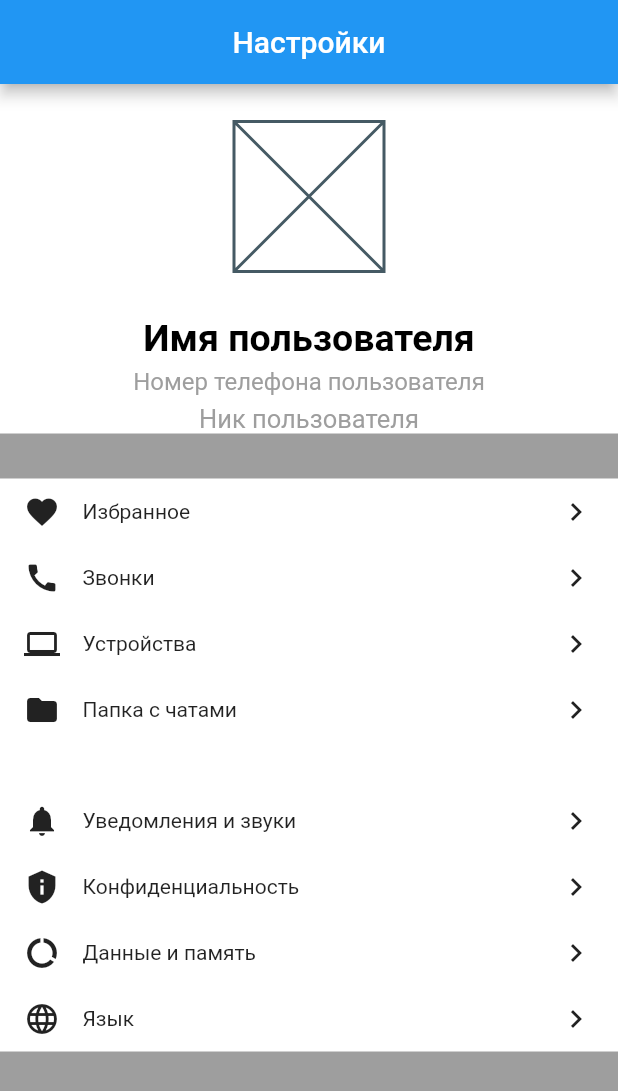
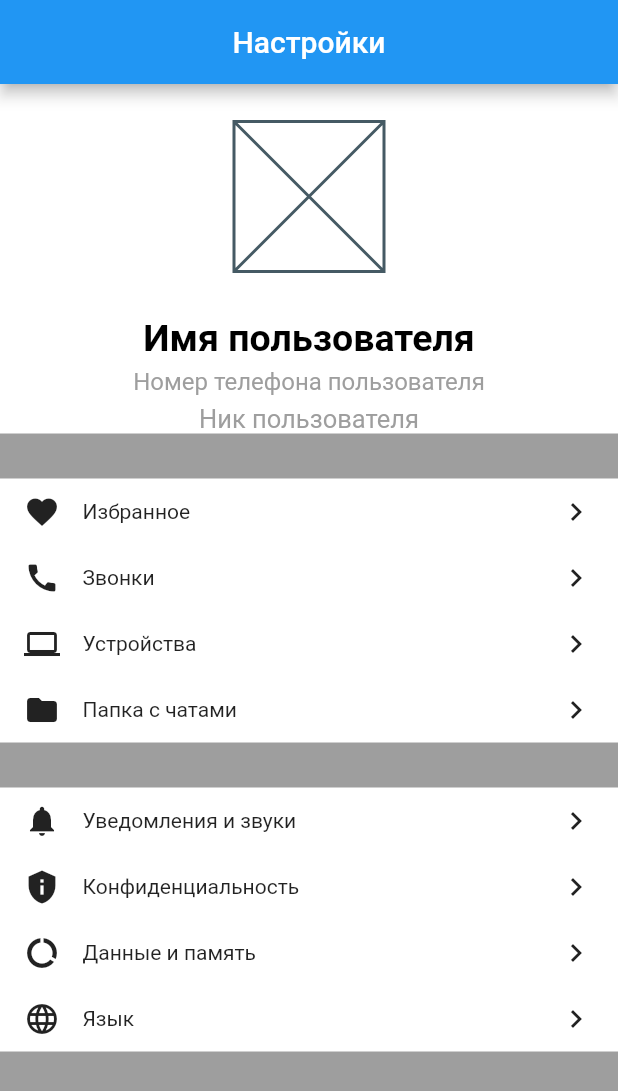
Before and after one commit to FedotovV/FlutterApp, a Flutter app: the screen it shows after launch, on a phone screen of 412 x 824 dp. Shown: the top 1091 px of the screen. Run offline on Flutter 3.47's test engine with Material 2 defaults, Android fonts, the phone set to English and light mode, and no system bars.

Commit message:
added class for working with data

```diff
--- a/lib/widgets/user_profile.dart
+++ b/lib/widgets/user_profile.dart
@@ -1,6 +1,19 @@
 import 'package:flutter/material.dart';
 
 class UserProfile extends StatelessWidget {
+  final List<MenuRowData> firstMenuData = [
+    MenuRowData(Icons.favorite, 'Избранное'),
+    MenuRowData(Icons.call, 'Звонки'),
+    MenuRowData(Icons.computer, 'Устройства'),
+    MenuRowData(Icons.folder, 'Папка с чатами'),
+  ];
+  final List<MenuRowData> secondMenuData = [
+    MenuRowData(Icons.notifications, 'Уведомления и звуки'),
+    MenuRowData(Icons.privacy_tip, 'Конфиденциальность'),
+    MenuRowData(Icons.data_usage, 'Данные и память'),
+    MenuRowData(Icons.language, 'Язык'),
+  ];
+
   @override
   Widget build(BuildContext context) {
     return Scaffold(
@@ -15,7 +28,15 @@ class UserProfile extends StatelessWidget {
             SizedBox(
               height: 30,
             ),
-            _MenuWidget()
+            _MenuWidget(
+              menuData: firstMenuData,
+            ),
+            SizedBox(
+              height: 30,
+            ),
+            _MenuWidget(
+              menuData: secondMenuData,
+            )
           ],
         ),
       ),
@@ -23,8 +44,20 @@ class UserProfile extends StatelessWidget {
   }
 }
 
+class MenuRowData {
+  final IconData icon;
+  final String text;
+
+  MenuRowData(this.icon, this.text);
+}
+
 class _MenuWidget extends StatelessWidget {
-  const _MenuWidget({Key? key}) : super(key: key);
+  final List<MenuRowData> menuData;
+
+  const _MenuWidget({
+    Key? key,
+    required this.menuData,
+  }) : super(key: key);
 
   @override
   Widget build(BuildContext context) {
@@ -32,33 +65,15 @@ class _MenuWidget extends StatelessWidget {
         color: Colors.white,
         width: double.infinity,
         child: Column(
-          children: [
-            _MenuWidgetRow(icon: Icons.favorite, text: 'Избранное'),
-            _MenuWidgetRow(icon: Icons.call, text: 'Звонки'),
-            _MenuWidgetRow(icon: Icons.computer, text: 'Устройства'),
-            _MenuWidgetRow(icon: Icons.folder, text: 'Папка с чатами'),
-            SizedBox(
-              height: 30,
-            ),
-            _MenuWidgetRow(
-                icon: Icons.notifications, text: 'Уведомления и звуки'),
-            _MenuWidgetRow(icon: Icons.privacy_tip, text: 'Конфиденциальность'),
-            _MenuWidgetRow(icon: Icons.data_usage, text: 'Данные и память'),
-            _MenuWidgetRow(icon: Icons.language, text: 'Язык'),
-          ],
+          children: menuData.map((data) => _MenuWidgetRow(data: data)).toList(),
         ));
   }
 }
 
 class _MenuWidgetRow extends StatelessWidget {
-  final IconData icon;
-  final String text;
+  final MenuRowData data;
 
-  const _MenuWidgetRow({
-    Key? key,
-    required this.icon,
-    required this.text,
-  }) : super(key: key);
+  const _MenuWidgetRow({Key? key, required this.data}) : super(key: key);
 
   @override
   Widget build(BuildContext context) {
@@ -68,11 +83,11 @@ class _MenuWidgetRow extends StatelessWidget {
         children: [
           Row(
             children: [
-              Icon(icon),
+              Icon(data.icon),
               SizedBox(
                 width: 15,
               ),
-              Expanded(child: Text(text)),
+              Expanded(child: Text(data.text)),
               Icon(Icons.chevron_right)
             ],
           )
```
